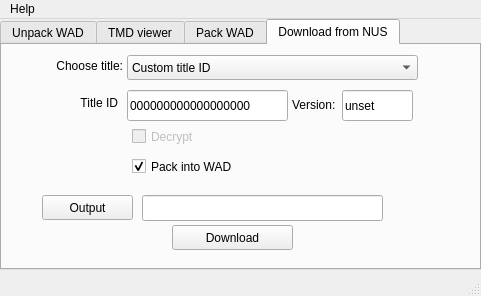
Above: GUI/VenPri.ui from Nanolx/qwad before the change. Below: the same form after it.
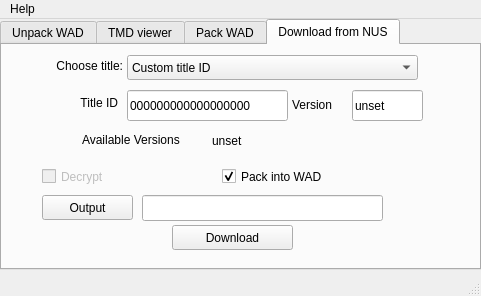
That is the form after the change. The open tabs and pages were chosen to show the change. Icons and pictures are not drawn.

Commit message: add available versions to NUS download-UI channels currently not downloadable - will be added back

What changed in the file:
```diff
--- a/GUI/VenPri.ui
+++ b/GUI/VenPri.ui
@@ -525,8 +525,8 @@
       </property>
       <property name="geometry">
        <rect>
-        <x>130</x>
-        <y>80</y>
+        <x>40</x>
+        <y>120</y>
         <width>171</width>
         <height>23</height>
        </rect>
@@ -541,8 +541,8 @@
      <widget class="QCheckBox" name="pack_in_WAD_checkbox">
       <property name="geometry">
        <rect>
-        <x>130</x>
-        <y>110</y>
+        <x>220</x>
+        <y>120</y>
         <width>181</width>
         <height>23</height>
        </rect>
@@ -557,7 +557,7 @@
      <widget class="QLineEdit" name="VersionlineEdit">
       <property name="geometry">
        <rect>
-        <x>340</x>
+        <x>350</x>
         <y>45</y>
         <width>71</width>
         <height>31</height>
@@ -577,7 +577,33 @@
        </rect>
       </property>
       <property name="text">
-       <string>Version:</string>
+       <string>Version</string>
+      </property>
+     </widget>
+     <widget class="QLabel" name="availableLabel">
+      <property name="geometry">
+       <rect>
+        <x>80</x>
+        <y>79</y>
+        <width>121</width>
+        <height>31</height>
+       </rect>
+      </property>
+      <property name="text">
+       <string>Available Versions</string>
+      </property>
+     </widget>
+     <widget class="QLabel" name="availableVersions">
+      <property name="geometry">
+       <rect>
+        <x>210</x>
+        <y>80</y>
+        <width>121</width>
+        <height>31</height>
+       </rect>
+      </property>
+      <property name="text">
+       <string>unset</string>
       </property>
      </widget>
     </widget>
```
Left out of the diff: 8 changed lines with no effect on the pictures. The commit also changes 3 other files.
